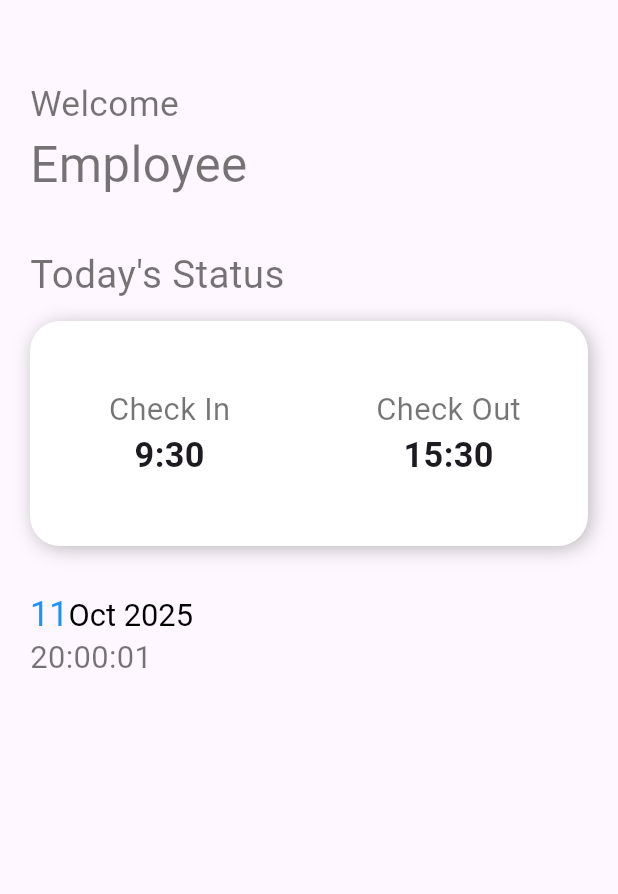
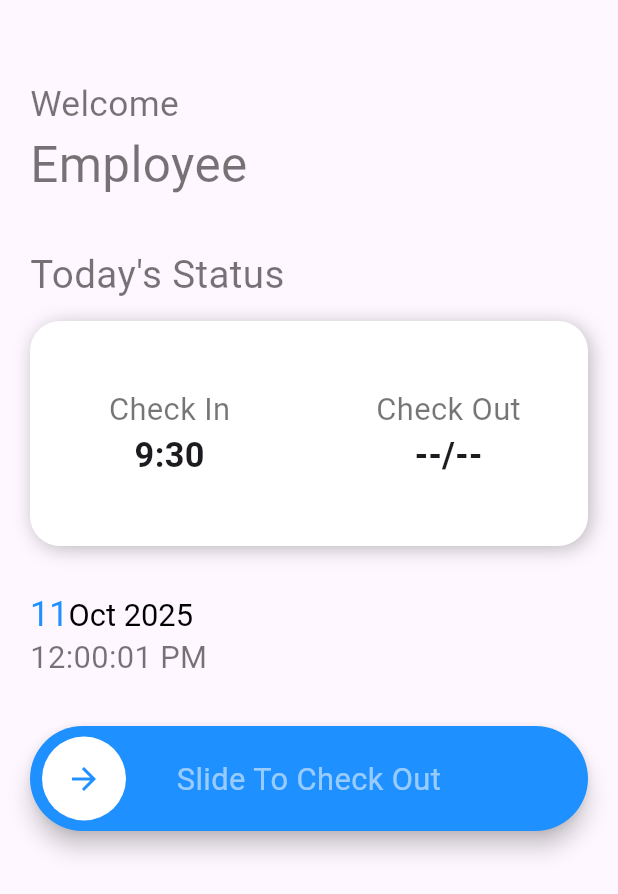
Before and after one commit to HuzaifaHassan/payrooll, a Flutter app: the Todayscreen screen opened directly, on a phone screen of 412 x 824 dp. Shown: the top 894 px of the screen. Run offline on Flutter 3.47's test engine with Material 3 defaults, Android fonts, the phone set to English and light mode, and no system bars; drawn by our look-alikes of slide_to_act; our stand-ins replace firebase_core, flutter_keyboard_visibility, font_awesome_flutter, shared_preferences; accounts and stored records are empty.

Commit message:
todayscreen

```diff
--- a/lib/todayscreen.dart
+++ b/lib/todayscreen.dart
@@ -1,4 +1,5 @@
 import 'package:flutter/material.dart';
+import 'package:slide_to_act/slide_to_act.dart';
 
 class Todayscreen extends StatefulWidget {
   const Todayscreen({super.key});
@@ -131,7 +132,7 @@ class _TodayscreenState extends State<Todayscreen> {
                               ),
                               Text
                                 (
-                                "15:30",
+                                "--/--",
                                 style: TextStyle(
                                  fontSize:screenWidth_ / 18,
                                   fontWeight: FontWeight.bold,
@@ -172,7 +173,7 @@ class _TodayscreenState extends State<Todayscreen> {
             Container(
               alignment: Alignment.centerLeft,
               child: Text(
-                "20:00:01",
+                "12:00:01 PM",
                 style: TextStyle(
                   fontSize: screenWidth_/20,
                   color: Colors.black54,
@@ -180,7 +181,32 @@ class _TodayscreenState extends State<Todayscreen> {
                 ),
               ),
             ),
+            Container(
+              margin: const EdgeInsets.only(top: 32),
+              child: Builder(
+                builder: (context) {
+                  final GlobalKey<SlideActionState> key = GlobalKey();
+               return  SlideAction(
 
+                          text: "Slide To Check Out",
+                           textStyle: TextStyle(
+                             fontSize: screenWidth_/20,
+                             color: Colors.white54,
+                            // fontWeight: FontWeight.bold,
+                           ),
+                          outerColor: primary_,
+                          innerColor: Colors.white,
+                          key: key,
+                          onSubmit: () {
+                            key.currentState!.reset();
+
+
+                          },
+                  );
+                },
+
+              ),
+            ),
           ],
         ),
       )
```
